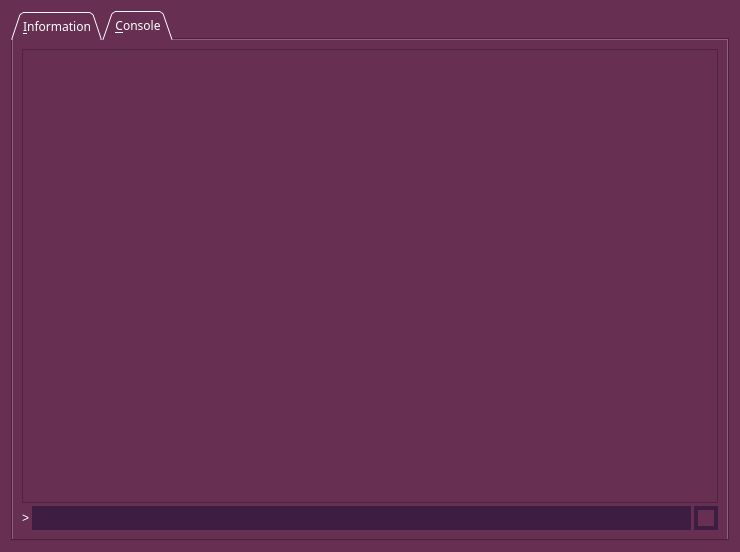
First picture: the form in src/qt/forms/rpcconsole.ui, repository talkcoin/talkcoin-wallet, before the edit.
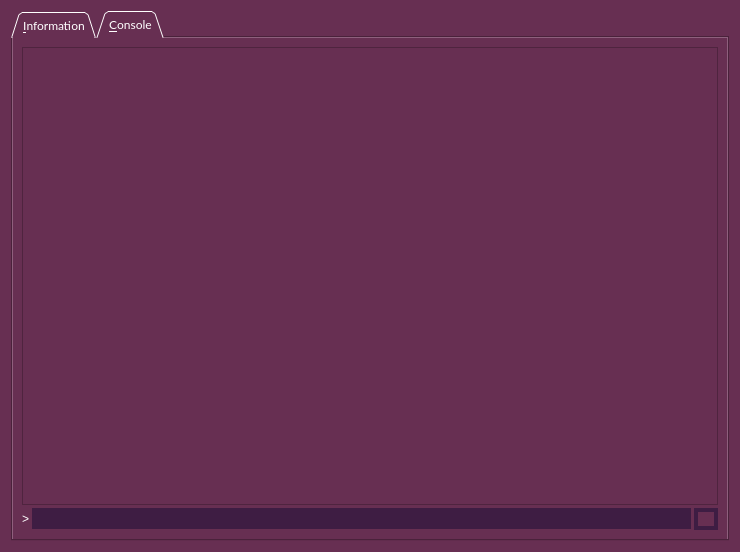
Second picture: the form after the edit. The open tabs and pages were chosen to show the change. Icons and pictures are not drawn.

The edit to the form file:
```diff
--- a/src/qt/forms/rpcconsole.ui
+++ b/src/qt/forms/rpcconsole.ui
@@ -12,7 +12,7 @@
   </property>
   <property name="font">
    <font>
-    <family>Gill Sans MT</family>
+    <family>Lato</family>
     <pointsize>11</pointsize>
    </font>
   </property>
@@ -33,7 +33,7 @@
     <widget class="QTabWidget" name="tabWidget">
      <property name="font">
       <font>
-       <family>Gill Sans MT</family>
+       <family>Lato</family>
        <pointsize>9</pointsize>
       </font>
      </property>
@@ -735,7 +735,7 @@
           <widget class="QLineEdit" name="lineEdit">
            <property name="font">
             <font>
-             <family>Gill Sans MT</family>
+             <family>Lato</family>
              <pointsize>11</pointsize>
             </font>
            </property>
```
Left out of the diff: 8 changed lines with no effect on the pictures.
